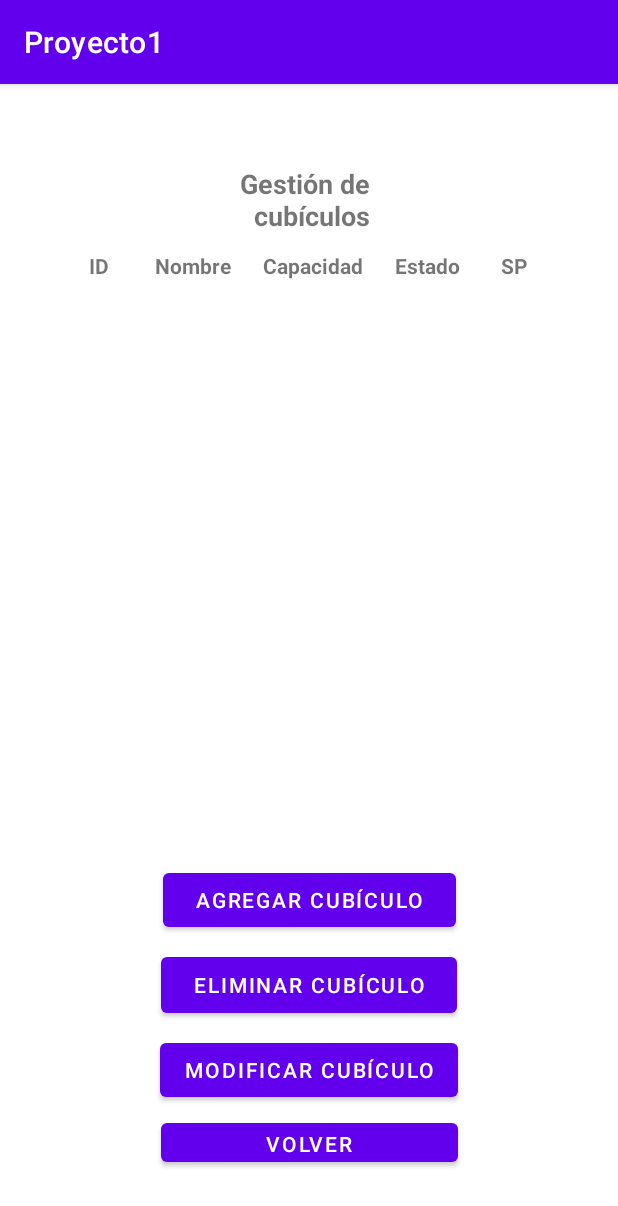
After one commit to MarioLara21/PReque, an Android app: the Gestion_Cubiculos screen opened directly, with no data from a screen before it, on a phone screen of 412 x 824 dp. The commit adds this screen. Shown: the top 1206 px of the screen. Run offline under Robolectric (Android 15) with nearby library versions, the phone set to English and light mode, and no system bars.

Commit message:
Pantalla Gestion Cubiculos
GUI de Gestión de Cubículos

```diff
--- a/app/src/main/AndroidManifest.xml
+++ b/app/src/main/AndroidManifest.xml
@@ -1,6 +1,6 @@
 <?xml version="1.0" encoding="utf-8"?>
 <manifest xmlns:android="http://schemas.android.com/apk/res/android"
-    xmlns:tools="http://schemas.android.com/tools">
+    xmlns:tools="http://schemas.android.com/tools" >
 
     <uses-permission android:name="android.permission.INTERNET" />
 
@@ -12,7 +12,10 @@
         android:label="@string/app_name"
         android:supportsRtl="true"
         android:theme="@style/Theme.Proyecto1"
-        tools:targetApi="31">
+        tools:targetApi="31" >
+        <activity
+            android:name=".Gestion_Cubiculos"
+            android:exported="false" />
         <activity
             android:name=".menu_administradores"
             android:exported="false" />
@@ -24,7 +27,7 @@
             android:exported="false" />
         <activity
             android:name=".MainActivity"
-            android:exported="true">
+            android:exported="true" >
             <intent-filter>
                 <action android:name="android.intent.action.MAIN" />
 
--- /dev/null
+++ b/app/src/main/java/com/example/proyecto1/Gestion_Cubiculos.java
@@ -0,0 +1,13 @@
+package com.example.proyecto1;
+
+import androidx.appcompat.app.AppCompatActivity;
+import android.os.Bundle;
+
+public class Gestion_Cubiculos extends AppCompatActivity {
+
+    @Override
+    protected void onCreate(Bundle savedInstanceState) {
+        super.onCreate(savedInstanceState);
+        setContentView(R.layout.activity_gestion_cubiculos);
+    }
+}
--- /dev/null
+++ b/app/src/main/res/layout/activity_gestion_cubiculos.xml
@@ -0,0 +1,137 @@
+<?xml version="1.0" encoding="utf-8"?>
+<androidx.constraintlayout.widget.ConstraintLayout
+    xmlns:android="http://schemas.android.com/apk/res/android"
+    xmlns:tools="http://schemas.android.com/tools"
+    xmlns:app="http://schemas.android.com/apk/res-auto"
+    android:layout_width="match_parent"
+    android:layout_height="match_parent"
+    tools:context=".Gestion_Cubiculos">
+
+    <TextView
+        android:id="@+id/textView7"
+        android:layout_width="wrap_content"
+        android:layout_height="wrap_content"
+        android:layout_marginStart="160dp"
+        android:layout_marginTop="54dp"
+        android:layout_marginEnd="161dp"
+        android:text="Gestión de \n cubículos"
+        android:textAlignment="center"
+        android:textSize="18sp"
+        android:textStyle="bold"
+        app:layout_constraintEnd_toEndOf="parent"
+        app:layout_constraintStart_toStartOf="parent"
+        app:layout_constraintTop_toTopOf="parent" />
+
+    <TableLayout
+        android:id="@+id/tableLayout"
+        android:layout_width="325dp"
+        android:layout_height="395dp"
+        android:layout_marginStart="42dp"
+        android:layout_marginTop="11dp"
+        android:layout_marginEnd="42dp"
+        android:orientation="horizontal"
+        android:scrollbars="horizontal|vertical"
+        app:layout_constraintEnd_toEndOf="parent"
+        app:layout_constraintStart_toStartOf="parent"
+        app:layout_constraintTop_toBottomOf="@+id/textView7">
+
+        <TableRow
+            android:layout_width="match_parent"
+            android:layout_height="48dp"
+            android:orientation="vertical">
+
+            <TextView
+                android:id="@+id/textView16"
+                android:layout_width="46dp"
+                android:layout_height="wrap_content"
+                android:minHeight="16sp"
+                android:text="ID"
+                android:textAlignment="center"
+                android:textStyle="bold" />
+
+            <TextView
+                android:id="@+id/textView15"
+                android:layout_width="77dp"
+                android:layout_height="wrap_content"
+                android:text="Nombre"
+                android:textAlignment="center"
+                android:textStyle="bold" />
+
+            <TextView
+                android:id="@+id/textView14"
+                android:layout_width="84dp"
+                android:layout_height="wrap_content"
+                android:text="Capacidad"
+                android:textAlignment="center"
+                android:textStyle="bold" />
+
+            <TextView
+                android:id="@+id/textView12"
+                android:layout_width="68dp"
+                android:layout_height="wrap_content"
+                android:text="Estado"
+                android:textAlignment="center"
+                android:textStyle="bold" />
+
+            <TextView
+                android:id="@+id/textView13"
+                android:layout_width="48dp"
+                android:layout_height="wrap_content"
+                android:text="SP"
+                android:textAlignment="center"
+                android:textStyle="bold" />
+        </TableRow>
+
+        <TableRow
+            android:layout_width="match_parent"
+            android:layout_height="match_parent" />
+
+        <TableRow
+            android:layout_width="match_parent"
+            android:layout_height="match_parent" />
+
+        <TableRow
+            android:layout_width="match_parent"
+            android:layout_height="match_parent" />
+    </TableLayout>
+
+    <Button
+        android:id="@+id/button6"
+        android:layout_width="195dp"
+        android:layout_height="48dp"
+        android:layout_marginTop="13dp"
+        android:text="Agregar Cubículo"
+        app:layout_constraintEnd_toEndOf="parent"
+        app:layout_constraintStart_toStartOf="parent"
+        app:layout_constraintTop_toBottomOf="@+id/tableLayout" />
+
+    <Button
+        android:id="@+id/button9"
+        android:layout_width="197dp"
+        android:layout_height="49dp"
+        android:layout_marginTop="8dp"
+        android:text="Eliminar Cubículo"
+        app:layout_constraintEnd_toEndOf="parent"
+        app:layout_constraintStart_toStartOf="parent"
+        app:layout_constraintTop_toBottomOf="@+id/button6" />
+
+    <Button
+        android:id="@+id/button10"
+        android:layout_width="wrap_content"
+        android:layout_height="wrap_content"
+        android:layout_marginTop="8dp"
+        android:text="Modificar Cubículo"
+        app:layout_constraintEnd_toEndOf="parent"
+        app:layout_constraintStart_toStartOf="parent"
+        app:layout_constraintTop_toBottomOf="@+id/button9" />
+
+    <Button
+        android:id="@+id/button11"
+        android:layout_width="198dp"
+        android:layout_height="38dp"
+        android:layout_marginTop="5dp"
+        android:text="Volver"
+        app:layout_constraintEnd_toEndOf="parent"
+        app:layout_constraintStart_toStartOf="parent"
+        app:layout_constraintTop_toBottomOf="@+id/button10" />
+</androidx.constraintlayout.widget.ConstraintLayout>
--- a/app/src/main/res/layout/activity_signup.xml
+++ b/app/src/main/res/layout/activity_signup.xml
@@ -10,63 +10,57 @@
         android:id="@+id/button_registro"
         android:layout_width="wrap_content"
         android:layout_height="wrap_content"
+        android:layout_marginStart="111dp"
+
+        android:layout_marginTop="46dp"
         android:text="Registrar"
-        app:layout_constraintBottom_toBottomOf="parent"
-        app:layout_constraintHorizontal_bias="0.88"
-        app:layout_constraintLeft_toLeftOf="parent"
-        app:layout_constraintRight_toRightOf="parent"
-
-        app:layout_constraintTop_toTopOf="parent"
-        app:layout_constraintVertical_bias="0.648" />
+        app:layout_constraintStart_toEndOf="@+id/boton_volver"
+        app:layout_constraintTop_toBottomOf="@+id/Contrasena_text" />
 
     <EditText
         android:id="@+id/Correo_text"
         android:layout_width="332dp"
         android:layout_height="62dp"
+        android:layout_marginStart="40dp"
+        android:layout_marginTop="47dp"
         android:ems="10"
         android:inputType="textPersonName"
         android:text="Correo"
         android:textSize="24sp"
-        app:layout_constraintBottom_toBottomOf="parent"
-        app:layout_constraintHorizontal_bias="0.506"
-        app:layout_constraintLeft_toLeftOf="parent"
-        app:layout_constraintRight_toRightOf="parent"
-        app:layout_constraintTop_toTopOf="parent"
-        app:layout_constraintVertical_bias="0.363" />
+        app:layout_constraintStart_toStartOf="parent"
+        app:layout_constraintTop_toBottomOf="@+id/textView" />
 
     <EditText
         android:id="@+id/Contrasena_text"
         android:layout_width="336dp"
         android:layout_height="64dp"
+        android:layout_marginStart="40dp"
+        android:layout_marginTop="28dp"
         android:ems="10"
         android:inputType="textPersonName"
         android:text="Contraseña "
         android:textSize="24sp"
-        app:layout_constraintBottom_toBottomOf="parent"
-        app:layout_constraintHorizontal_bias="0.533"
-        app:layout_constraintLeft_toLeftOf="parent"
-        app:layout_constraintRight_toRightOf="parent"
-        app:layout_constraintTop_toTopOf="parent"
-        app:layout_constraintVertical_bias="0.499" />
+        app:layout_constraintStart_toStartOf="parent"
+        app:layout_constraintTop_toBottomOf="@+id/Correo_text" />
 
     <TextView
         android:id="@+id/textView"
         android:layout_width="wrap_content"
         android:layout_height="wrap_content"
+        android:layout_marginStart="40dp"
+        android:layout_marginTop="151dp"
         android:text="Sign Up "
         android:textSize="34sp"
-        app:layout_constraintBottom_toBottomOf="parent"
-        app:layout_constraintHorizontal_bias="0.139"
-        app:layout_constraintLeft_toLeftOf="parent"
-        app:layout_constraintRight_toRightOf="parent"
-        app:layout_constraintTop_toTopOf="parent"
-        app:layout_constraintVertical_bias="0.16" />
+        app:layout_constraintStart_toStartOf="parent"
+        app:layout_constraintTop_toTopOf="parent" />
 
     <Button
         android:id="@+id/boton_volver"
         android:layout_width="wrap_content"
         android:layout_height="wrap_content"
+        android:layout_marginStart="56dp"
+        android:layout_marginTop="46dp"
         android:text="volver"
-        tools:layout_editor_absoluteX="21dp"
-        tools:layout_editor_absoluteY="29dp" />
+        app:layout_constraintStart_toStartOf="parent"
+        app:layout_constraintTop_toBottomOf="@+id/Contrasena_text" />
 </androidx.constraintlayout.widget.ConstraintLayout>
```
